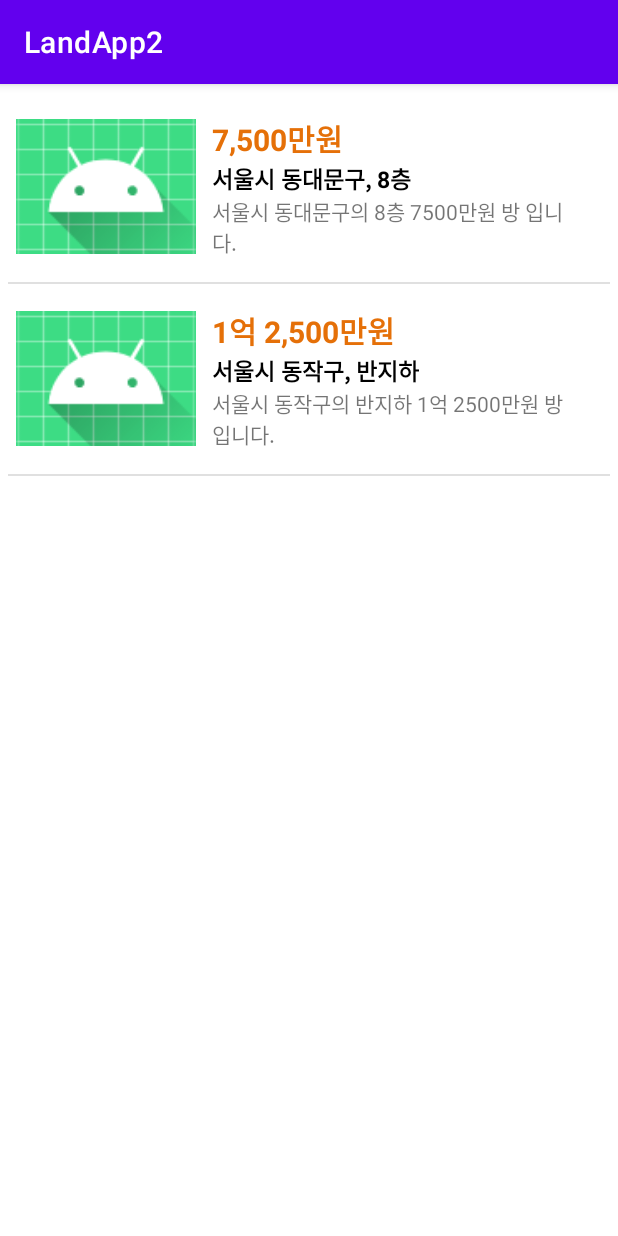
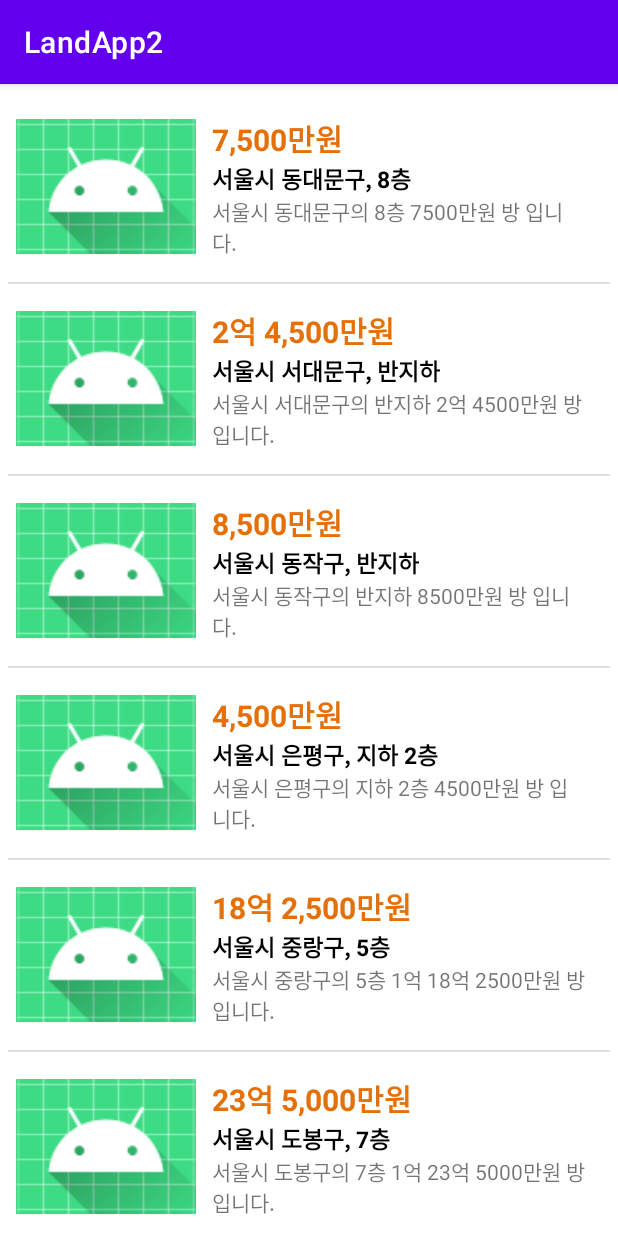
Before and after one commit to SunnyIsRainy/LandApp2, an Android app: the screen it shows after launch (MainActivity), on a phone screen of 412 x 824 dp. Run offline under Robolectric (Android 15) with nearby library versions, the light colour scheme and no system bars.

Commit message:
데이터 수 변경

```diff
--- a/app/src/main/java/com/example/landapp2/MainActivity.kt
+++ b/app/src/main/java/com/example/landapp2/MainActivity.kt
@@ -18,7 +18,13 @@ class MainActivity : AppCompatActivity() {
         setContentView(R.layout.activity_main)
 
         mRoomList.add( Room( 7500, "서울시 동대문구", 8, "서울시 동대문구의 8층 7500만원 방 입니다." ) )
-        mRoomList.add( Room( 12500, "서울시 동작구", 0, "서울시 동작구의 반지하 1억 2500만원 방 입니다." ) )
+        mRoomList.add( Room( 24500, "서울시 서대문구", 0, "서울시 서대문구의 반지하 2억 4500만원 방 입니다." ) )
+        mRoomList.add( Room( 8500, "서울시 동작구", 0, "서울시 동작구의 반지하 8500만원 방 입니다." ) )
+        mRoomList.add( Room( 4500, "서울시 은평구", -2, "서울시 은평구의 지하 2층 4500만원 방 입니다." ) )
+        mRoomList.add( Room( 182500, "서울시 중랑구", 5, "서울시 중랑구의 5층 1억 18억 2500만원 방 입니다." ) )
+        mRoomList.add( Room( 235000, "서울시 도봉구", 7, "서울시 도봉구의 7층 1억 23억 5000만원 방 입니다." ) )
+        mRoomList.add( Room( 24000, "서울시 강남구", 19, "서울시 강남구의 19층 2억 4000만원 방 입니다." ) )
+        mRoomList.add( Room( 3700, "서울시 서초구", -1, "서울시 서초구의 지하 1층 3700만원 방 입니다." ) )
 
         mRoomAdapter = RoomAdapter(this, R.layout.room_list_item, mRoomList)
         roomListView.adapter = mRoomAdapter
```
